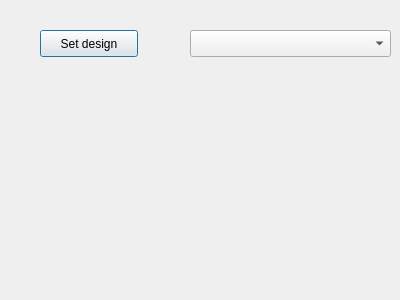
Before: the Qt Designer form options.ui in olegrok/Messenger, drawn with Qt 5.
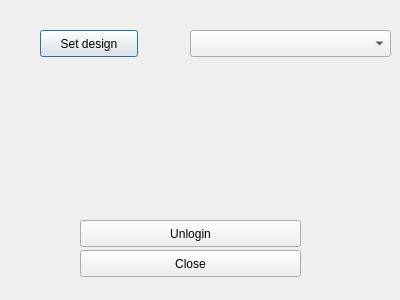
After: the same form once the commit is applied.

```diff
--- a/options.ui
+++ b/options.ui
@@ -36,6 +36,32 @@
     </rect>
    </property>
   </widget>
+  <widget class="QPushButton" name="UnloginButton">
+   <property name="geometry">
+    <rect>
+     <x>80</x>
+     <y>220</y>
+     <width>221</width>
+     <height>27</height>
+    </rect>
+   </property>
+   <property name="text">
+    <string>Unlogin</string>
+   </property>
+  </widget>
+  <widget class="QPushButton" name="CloseButton">
+   <property name="geometry">
+    <rect>
+     <x>80</x>
+     <y>250</y>
+     <width>221</width>
+     <height>27</height>
+    </rect>
+   </property>
+   <property name="text">
+    <string>Close</string>
+   </property>
+  </widget>
  </widget>
  <resources/>
  <connections/>
```
